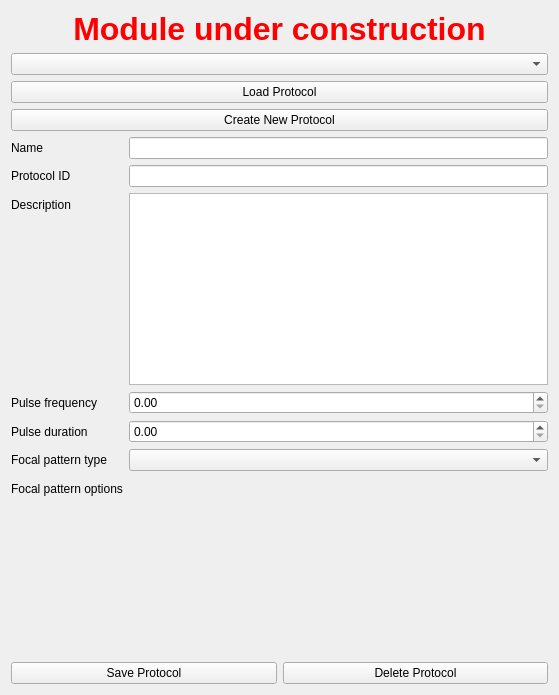
First picture: the form in OpenLIFUProtocolConfig/Resources/UI/OpenLIFUProtocolConfig.ui, repository OpenwaterHealth/SlicerOpenLIFU, before the edit.
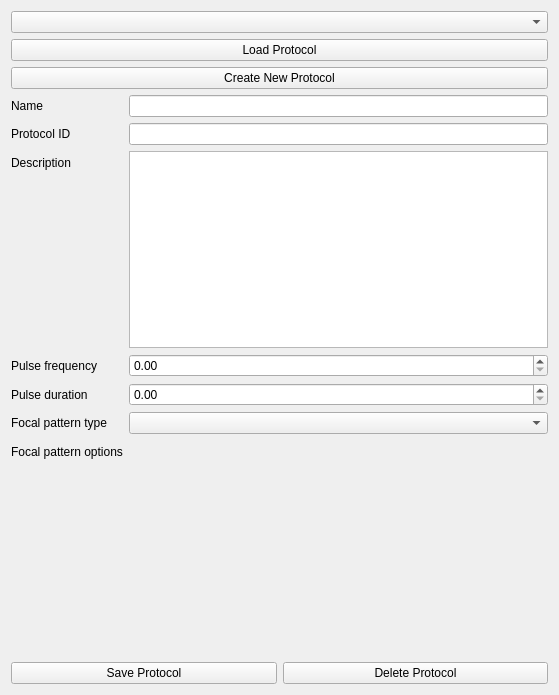
Second picture: the form after the edit. Custom widgets are drawn as their Qt base class.

Commit message:
Remove construction notice from protocol config (#164)
Closes #164

- The initial implementation of the protocol configuration module has
  been completed.

What changed in the file:
```diff
--- a/OpenLIFUProtocolConfig/Resources/UI/OpenLIFUProtocolConfig.ui
+++ b/OpenLIFUProtocolConfig/Resources/UI/OpenLIFUProtocolConfig.ui
@@ -11,23 +11,6 @@
       </rect>
     </property>
     <layout class="QVBoxLayout" name="protocolConfigLayout">
-      <item>
-        <widget class="QLabel" name="label">
-          <property name="text">
-            <string>Module under construction</string>
-          </property>
-          <property name="styleSheet">
-            <string>
-              color: red;
-              font-size: 32px;
-              font-weight: bold;
-            </string>
-          </property>
-          <property name="alignment">
-            <set>Qt::AlignCenter</set>
-          </property>
-        </widget>
-      </item>
       <item>
         <widget class="ctkComboBox" name="protocolSelector">
           <property name="defaultText">
```
